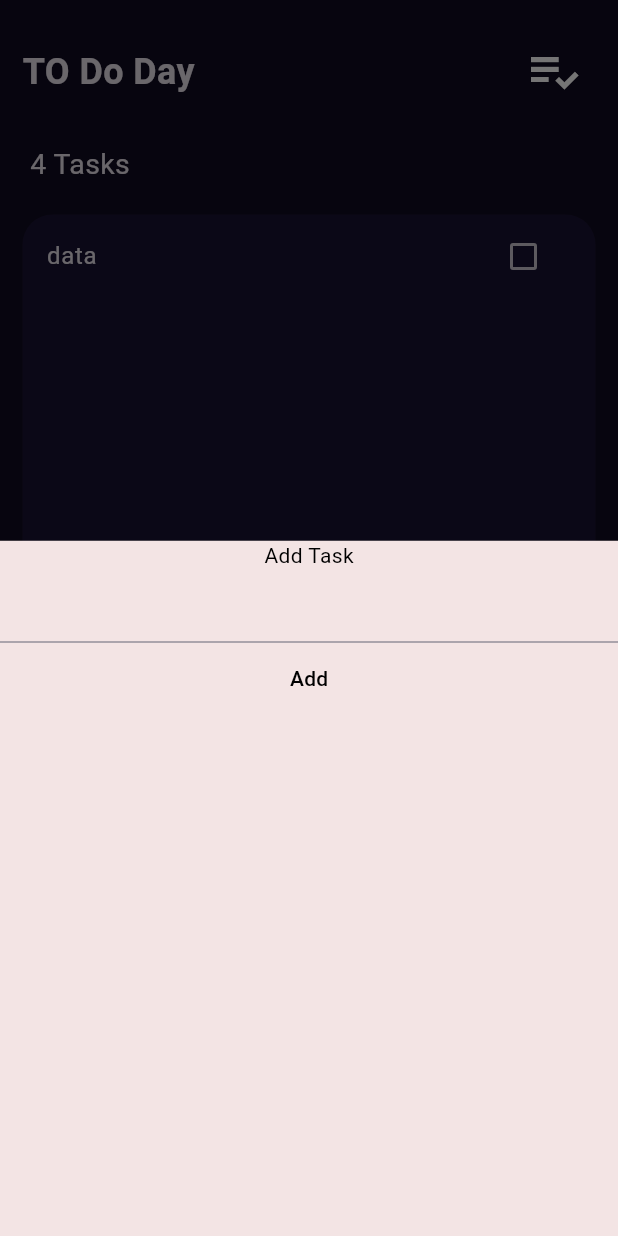
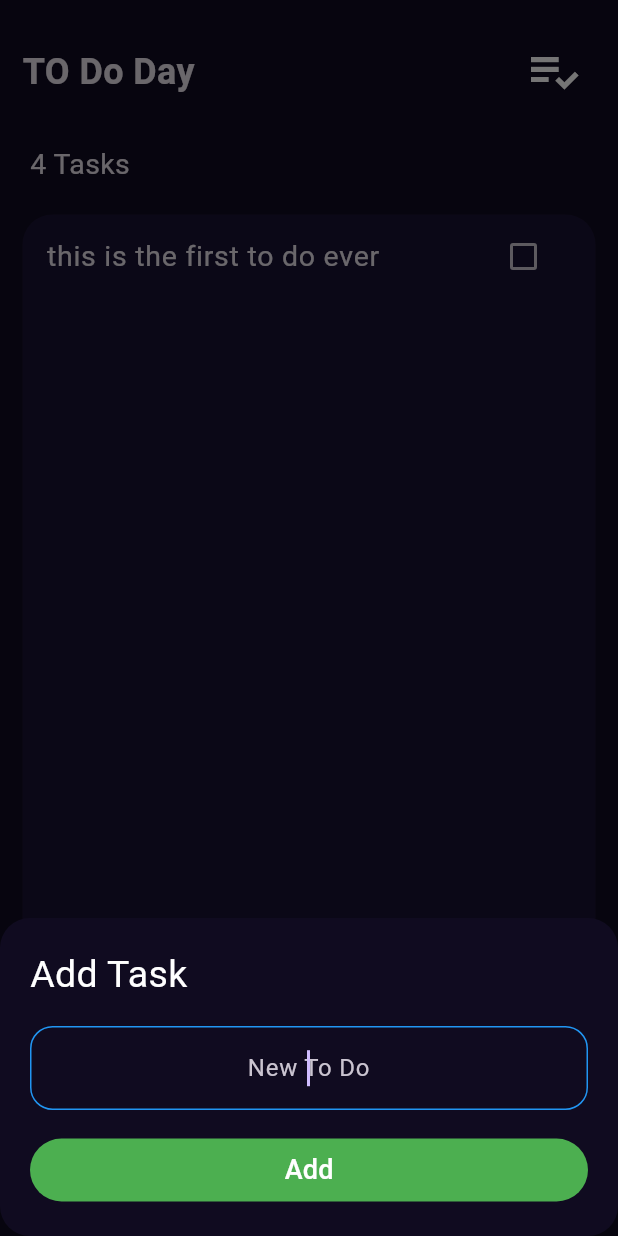
Before and after one commit to mohandalnjjar/CodeRise, a Flutter app: the ToDoHomeView screen opened by its route, after a tap on the "add" icon, on a phone screen of 412 x 824 dp. Run offline on Flutter 3.47's test engine with Material 3 defaults, Android fonts, the phone set to English and light mode, and no system bars; our stand-ins replace bloc, cached_network_image, dartz, dio, flutter_bloc, font_awesome_flutter and 3 more; network calls fail.

Commit message:
finish to do ui oart 2

```diff
--- a/lib/constance.dart
+++ b/lib/constance.dart
@@ -2,6 +2,7 @@ import 'package:flutter/material.dart';
 
 //APP COLORS :
 const kprimaryColor = Color(0xff100B20);
+const KsecondPrimaryColor = Color(0xff191233);
 
 //ROUTERS PATHS:
 
--- a/lib/features/news_feature/presentation/views/search_screen.dart
+++ b/lib/features/news_feature/presentation/views/search_screen.dart
@@ -2,6 +2,7 @@ import 'package:flutter/material.dart';
 import 'package:font_awesome_flutter/font_awesome_flutter.dart';
 import 'package:go_router/go_router.dart';
 import 'package:learn_with_me/core/utils/widgets/app_bar.dart';
+import 'package:learn_with_me/features/news_feature/presentation/widgets/custom_text_field.dart';
 import 'package:learn_with_me/features/news_feature/presentation/widgets/search_news_list_view.dart';
 
 class SearchScreen extends StatelessWidget {
@@ -27,26 +28,7 @@ class SearchScreen extends StatelessWidget {
                   left: 20,
                   right: 20,
                 ),
-                child: TextField(
-                  decoration: InputDecoration(
-                    enabledBorder: OutlineInputBorder(
-                      borderRadius: BorderRadius.circular(15),
-                      borderSide: BorderSide(color: Colors.white),
-                    ),
-                    focusedBorder: OutlineInputBorder(
-                      borderRadius: BorderRadius.circular(15),
-                      borderSide: BorderSide(color: Colors.blue),
-                    ),
-                    suffixIcon: IconButton(
-                      onPressed: () {},
-                      icon: Icon(
-                        FontAwesomeIcons.magnifyingGlass,
-                        color: Colors.white,
-                      ),
-                    ),
-                    hintText: 'Search',
-                  ),
-                ),
+                child: const CustomTextField(),
               ),
             ),
             SliverToBoxAdapter(
--- /dev/null
+++ b/lib/features/news_feature/presentation/widgets/custom_text_field.dart
@@ -0,0 +1,33 @@
+
+import 'package:flutter/material.dart';
+import 'package:font_awesome_flutter/font_awesome_flutter.dart';
+
+class CustomTextField extends StatelessWidget {
+  const CustomTextField({
+    super.key,
+  });
+
+  @override
+  Widget build(BuildContext context) {
+    return TextField(
+      decoration: InputDecoration(
+        enabledBorder: OutlineInputBorder(
+          borderRadius: BorderRadius.circular(15),
+          borderSide: BorderSide(color: Colors.white),
+        ),
+        focusedBorder: OutlineInputBorder(
+          borderRadius: BorderRadius.circular(15),
+          borderSide: BorderSide(color: Colors.blue),
+        ),
+        suffixIcon: IconButton(
+          onPressed: () {},
+          icon: Icon(
+            FontAwesomeIcons.magnifyingGlass,
+            color: Colors.white,
+          ),
+        ),
+        hintText: 'Search',
+      ),
+    );
+  }
+}
--- a/lib/features/to_do_feature/presentation/views/to_do_view.dart
+++ b/lib/features/to_do_feature/presentation/views/to_do_view.dart
@@ -16,9 +16,21 @@ class ToDoHomeView extends StatelessWidget {
         child: Icon(Icons.add),
         onPressed: () {
           showModalBottomSheet(
+              backgroundColor: Colors.transparent,
+              shape: RoundedRectangleBorder(
+                borderRadius: BorderRadius.circular(20),
+              ),
+              isScrollControlled: true,
               context: context,
               builder: (context) {
-                return AddTasksWidget();
+                return SingleChildScrollView(
+                  child: Container(
+                    padding: EdgeInsets.only(
+                      bottom: MediaQuery.of(context).viewInsets.bottom,
+                    ),
+                    child: AddTasksWidget(),
+                  ),
+                );
               });
         },
       ),
@@ -51,7 +63,7 @@ class ToDoHomeView extends StatelessWidget {
                 right: 15,
               ),
               decoration: BoxDecoration(
-                color: Color(0xff191233),
+                color: KsecondPrimaryColor,
                 borderRadius: BorderRadius.circular(20),
               ),
               child: TasksList(),
--- a/lib/features/to_do_feature/presentation/widgets/add_tasks_widget.dart
+++ b/lib/features/to_do_feature/presentation/widgets/add_tasks_widget.dart
@@ -1,4 +1,5 @@
 import 'package:flutter/material.dart';
+import 'package:learn_with_me/constance.dart';
 
 class AddTasksWidget extends StatelessWidget {
   const AddTasksWidget({
@@ -8,20 +9,56 @@ class AddTasksWidget extends StatelessWidget {
   @override
   Widget build(BuildContext context) {
     return Container(
-      color: const Color.fromARGB(255, 243, 228, 228),
+      decoration: BoxDecoration(
+        color: kprimaryColor,
+        borderRadius: BorderRadius.circular(20),
+      ),
+      padding: EdgeInsets.all(20),
       child: Column(
+        crossAxisAlignment: CrossAxisAlignment.stretch,
         children: [
           Text(
             'Add Task',
-            style: TextStyle(color: Colors.black),
+            style: TextStyle(
+              color: Colors.white,
+              fontSize: 25,
+            ),
           ),
-          TextField(),
+          Padding(
+            padding: const EdgeInsets.symmetric(vertical: 16),
+            child: TextField(
+              textAlign: TextAlign.center,
+              autofocus: true,
+              decoration: InputDecoration(
+                hintText: 'New To Do',
+                enabledBorder: OutlineInputBorder(
+                  borderRadius: BorderRadius.circular(15),
+                  borderSide: BorderSide(
+                    color: Colors.white,
+                  ),
+                ),
+                focusedBorder: OutlineInputBorder(
+                  borderRadius: BorderRadius.circular(15),
+                  borderSide: BorderSide(
+                    color: Colors.blue,
+                  ),
+                ),
+              ),
+            ),
+          ),
           TextButton(
-              onPressed: () {},
-              child: Text(
-                'Add',
-                style: TextStyle(color: Colors.black),
-              ))
+            onPressed: () {},
+            child: Text(
+              'Add',
+              style: TextStyle(
+                color: Colors.white,
+                fontSize: 18,
+              ),
+            ),
+            style: TextButton.styleFrom(
+              backgroundColor: Colors.green,
+            ),
+          ),
         ],
       ),
     );
--- a/lib/features/to_do_feature/presentation/widgets/tasks_list.dart
+++ b/lib/features/to_do_feature/presentation/widgets/tasks_list.dart
@@ -1,19 +1,39 @@
 import 'package:flutter/material.dart';
 
-class TasksList extends StatelessWidget {
-  const TasksList({
+class TasksList extends StatefulWidget {
+  TasksList({
     super.key,
   });
+
+  @override
+  State<TasksList> createState() => _TasksListState();
+}
+
+class _TasksListState extends State<TasksList> {
+  bool? IsChecked = false;
 
   @override
   Widget build(BuildContext context) {
     return ListView(
       children: [
         ListTile(
-          title: Text('data'),
+          title: Text(
+            'this is the first to do ever ',
+            style: TextStyle(
+              decoration: IsChecked! ? TextDecoration.lineThrough : null,
+              fontSize: 19,
+            ),
+          ),
           trailing: Checkbox(
-            value: false,
-            onChanged: ((value) => {}),
+            activeColor: Colors.green,
+            value: IsChecked,
+            onChanged: (value) {
+              setState(
+                () {
+                  IsChecked = value;
+                },
+              );
+            },
           ),
         ),
       ],
```
